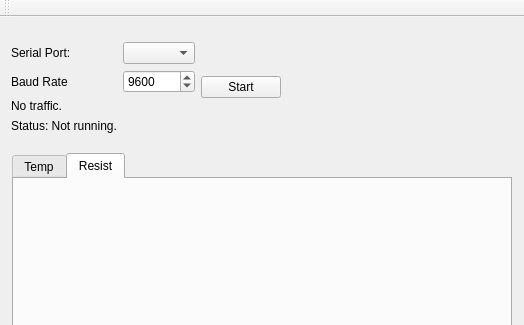
BlackBerryPi/Attentiveness-Parameter, file Release/Qt/AttentivenessParameter/mainwindow.ui: the form before one commit; both pictures show x 0 to 524 and y 0 to 325 of the 524 by 700 pixel window.
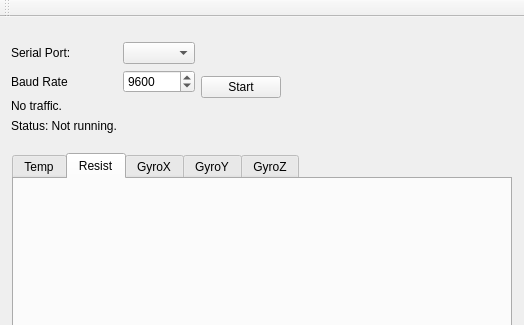
The form after the commit. The open tabs and pages were chosen to show the change.

Diff of the .ui file:
```diff
--- a/Release/Qt/AttentivenessParameter/mainwindow.ui
+++ b/Release/Qt/AttentivenessParameter/mainwindow.ui
@@ -125,6 +125,21 @@
           <string>Resist</string>
          </attribute>
         </widget>
+        <widget class="QWidget" name="GyroXTab">
+         <attribute name="title">
+          <string>GyroX</string>
+         </attribute>
+        </widget>
+        <widget class="QWidget" name="GyroYTab">
+         <attribute name="title">
+          <string>GyroY</string>
+         </attribute>
+        </widget>
+        <widget class="QWidget" name="GyroZTab">
+         <attribute name="title">
+          <string>GyroZ</string>
+         </attribute>
+        </widget>
        </widget>
       </item>
      </layout>
```
Left out of the diff: 2 changed lines with no effect on the pictures.
